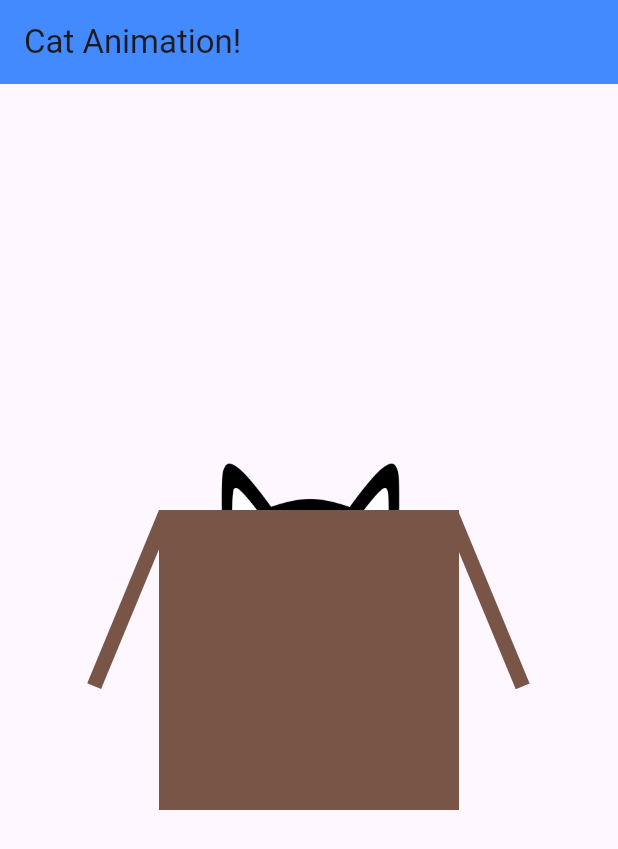
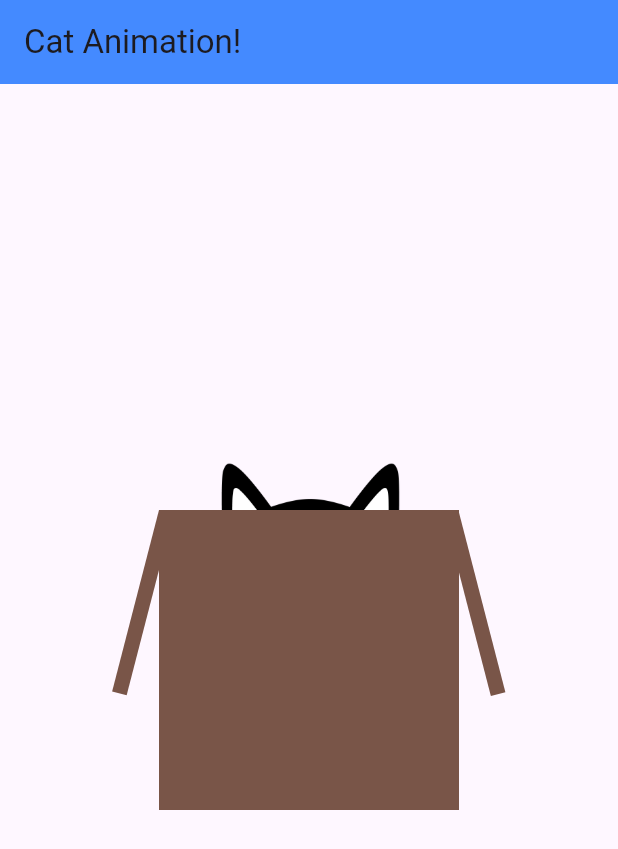
Before and after one commit to mjhabib/Flutter_DevGuideStephenGrider, a Flutter app: the screen it shows after launch, on a phone screen of 412 x 824 dp. Shown: the top 849 px of the screen. Run offline on Flutter 3.47's test engine with Material 3 defaults, Android fonts, the phone set to English and light mode, and no system bars; our stand-ins replace rxdart.

Commit message:
add animation to both flaps

```diff
--- a/05_cat_animation/lib/screens/home.dart
+++ b/05_cat_animation/lib/screens/home.dart
@@ -16,6 +16,9 @@ class _HomeState extends State<Home> with TickerProviderStateMixin {
   late AnimationController catController;
   // Controller: Starts, Stops, Restarts the animation during an specified time
 
+  late Animation<double> boxAnimation;
+  late AnimationController boxController;
+
   @override
   void initState() {
     super.initState();
@@ -28,6 +31,21 @@ class _HomeState extends State<Home> with TickerProviderStateMixin {
     catAnimation = Tween(begin: -35.0, end: -80.0)
         .animate(CurvedAnimation(parent: catController, curve: Curves.easeIn));
     // Tween: Describes the range of the animated span
+
+    boxController = AnimationController(
+        duration: const Duration(milliseconds: 400), vsync: this);
+    boxAnimation = Tween(begin: pi / 10, end: 0.15)
+        .animate(CurvedAnimation(parent: boxController, curve: Curves.linear));
+
+    boxController.forward();
+
+    boxAnimation.addStatusListener((status) {
+      if (status == AnimationStatus.completed) {
+        boxController.reverse();
+      } else if (status == AnimationStatus.dismissed) {
+        boxController.forward();
+      }
+    });
   }
 
   @override
@@ -56,9 +74,11 @@ class _HomeState extends State<Home> with TickerProviderStateMixin {
   // Start/Re-start the animation
   onTap() {
     if (catController.status == AnimationStatus.completed) {
+      boxController.forward();
       catController.reverse();
       // } else if (catController.status == AnimationStatus.dismissed) {
     } else {
+      boxController.stop();
       catController.forward();
     }
   }
@@ -91,29 +111,40 @@ class _HomeState extends State<Home> with TickerProviderStateMixin {
   }
 
   Widget buildLeftFlap() {
-    return Transform.rotate(
-      alignment: Alignment.topLeft, // define the center point of rotation
-      angle: pi / 8, // math.pi = rotate by radians
+    return AnimatedBuilder(
+        animation: boxAnimation,
         child: Container(
           width: 10,
           height: 125,
           color: Colors.brown,
         ),
+        builder: (context, child) {
+          return Transform.rotate(
+            alignment: Alignment.topLeft, // define the center point of rotation
+            angle: boxAnimation.value,
+            child: child, // math.pi = rotate by radians
           );
+        });
   }
 
   Widget buildRightFlap() {
     return Positioned(
       right: 0.0,
-      top: 4,
-      child: Transform.rotate(
-        angle: pi / -8,
-        alignment: Alignment.topLeft,
+      top: 3,
+      child: AnimatedBuilder(
+        animation: boxAnimation,
         child: Container(
           width: 10,
           height: 125,
           color: Colors.brown,
         ),
+        builder: (context, child) {
+          return Transform.rotate(
+            angle: -boxAnimation.value,
+            alignment: Alignment.topLeft,
+            child: child,
+          );
+        },
       ),
     );
   }
```
Lines whose indentation alone changed are shown as unchanged.
